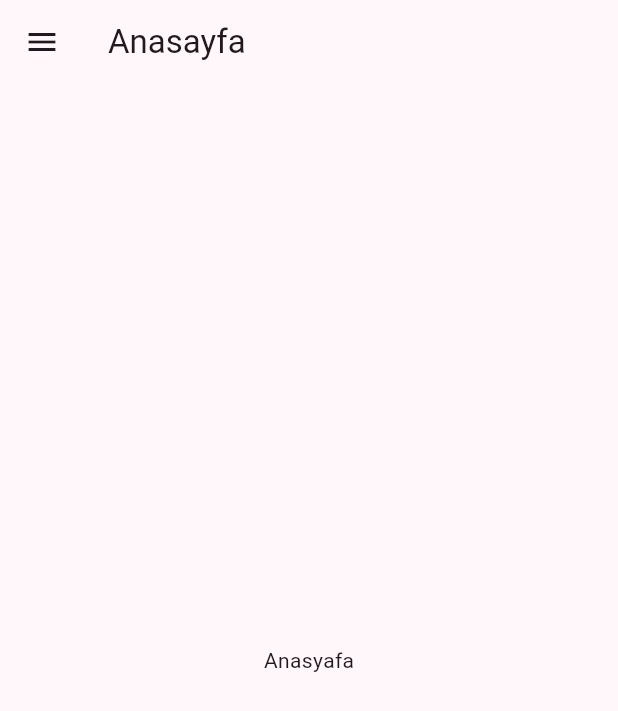
After one commit to umutatakul/Tobeto_LMS_Project, a Flutter app: the HomeScreen screen opened by its route, on a phone screen of 412 x 824 dp. The commit adds this screen. Shown: the top 711 px of the screen. Run offline on Flutter 3.47's test engine with Material 3 defaults, Android fonts, the phone set to English and light mode, and no system bars; our stand-ins replace flutter_svg.

Commit message:
-HomeScreen (Anasyafa) taslağı oluşturuldu, named routing tanımlandı

```diff
--- /dev/null
+++ b/tobeto_lms_project/lib/screens/home_screen.dart
@@ -0,0 +1,118 @@
+import 'package:flutter/material.dart';
+import 'package:flutter_svg/svg.dart';
+
+class HomeScreen extends StatelessWidget {
+  const HomeScreen({Key? key}) : super(key: key);
+
+  @override
+  Widget build(BuildContext context) {
+    return Scaffold(
+      appBar: AppBar(
+        title: const Text("Anasayfa"),
+      ),
+      drawer: Drawer(
+        child: ListView(
+          children: [
+            Container(
+              height: 70,
+              child: DrawerHeader(
+                child: Row(
+                  mainAxisAlignment: MainAxisAlignment.spaceBetween,
+                  crossAxisAlignment: CrossAxisAlignment.end,
+                  children: [
+                    SvgPicture.asset(
+                      "assets/svgs/tobeto_named_logo.svg",
+                      height: 40.0,
+                      //width: Null,
+                      //fit: BoxFit.cover,
+                    ),
+                    // SizedBox(
+                    //   width: 16,
+                    // ),
+                    IconButton(
+                      icon: const Icon(
+                        Icons.close_sharp,
+                        color: Colors.grey,
+                      ),
+                      onPressed: () {
+                        Navigator.pop(context);
+                      },
+                      iconSize: 30,
+                    )
+                  ],
+                ),
+              ),
+            ),
+            ListTile(
+              title: const Text("Anasayfa"),
+              onTap: () {
+                Navigator.pop(context);
+                Navigator.of(context).pushNamed("/home");
+              },
+            ),
+            ListTile(
+              title: const Text("Değerlendirmeler"),
+              onTap: () {
+                Navigator.pop(context);
+              },
+            ),
+            ListTile(
+              title: const Text("Profilim"),
+              onTap: () {
+                Navigator.pop(context);
+              },
+            ),
+            ListTile(
+              title: const Text("Katalog"),
+              onTap: () {
+                Navigator.pop(context);
+              },
+            ),
+            ListTile(
+              title: const Text("Takvim"),
+              onTap: () {
+                Navigator.pop(context);
+              },
+            ),
+            ListTile(
+              title: const Text("Tobeto"),
+              onTap: () {
+                Navigator.pop(context);
+              },
+              iconColor: Colors.grey,
+              trailing: const Padding(
+                padding: EdgeInsets.only(right: 170),
+                child: Icon(Icons.home_outlined),
+              ),
+            ),
+            Container(
+              margin: const EdgeInsets.all(15.0),
+              decoration: BoxDecoration(
+                border: Border.all(
+                  color: Colors.grey,
+                ),
+                borderRadius: const BorderRadius.all(
+                  Radius.circular(20.0),
+                ),
+              ),
+              child: const ListTile(
+                title: Text("Kullanıcı Adı Soyadı"),
+                trailing: Padding(
+                  padding: EdgeInsets.only(right: 10.0),
+                  child: Icon(Icons.person_sharp),
+                ),
+              ),
+            ),
+            const ListTile(
+              //leading: Icon(Icons.copyright), //Icon olarak eklenmek isterse
+              title: Text(" \u00a9  2024 Tobeto"),
+            )
+          ],
+        ),
+      ),
+      body: Center(
+        child: Text("Anasyafa"),
+      ),
+    );
+  }
+}
--- a/tobeto_lms_project/lib/screens/login.dart
+++ b/tobeto_lms_project/lib/screens/login.dart
@@ -51,12 +51,14 @@ class _LoginState extends State<Login> {
                       iconSize: 30,
                     )
                   ],
-              )),
+                ),
+              ),
             ),
             ListTile(
               title: const Text("Anasayfa"),
               onTap: () {
                 Navigator.pop(context);
+                Navigator.of(context).pushNamed("/home");
               },
             ),
             ListTile(
```
Also changed, not shown: tobeto_lms_project/lib/main.dart (+21 -12 lines). Lines whose indentation alone changed are shown as unchanged.
